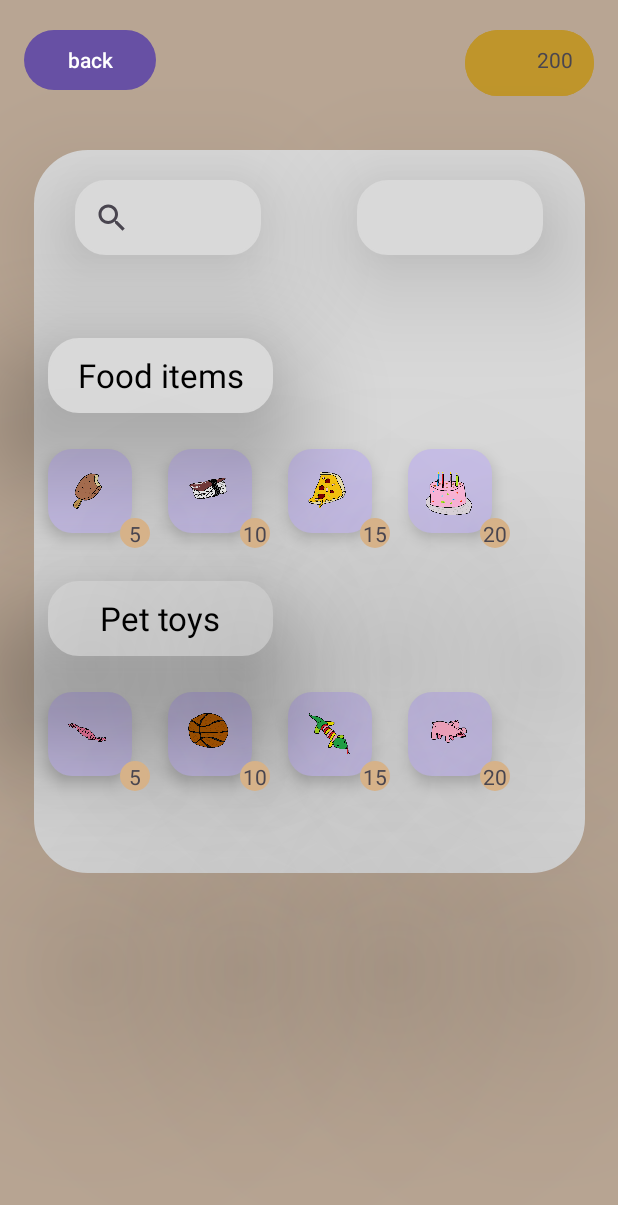
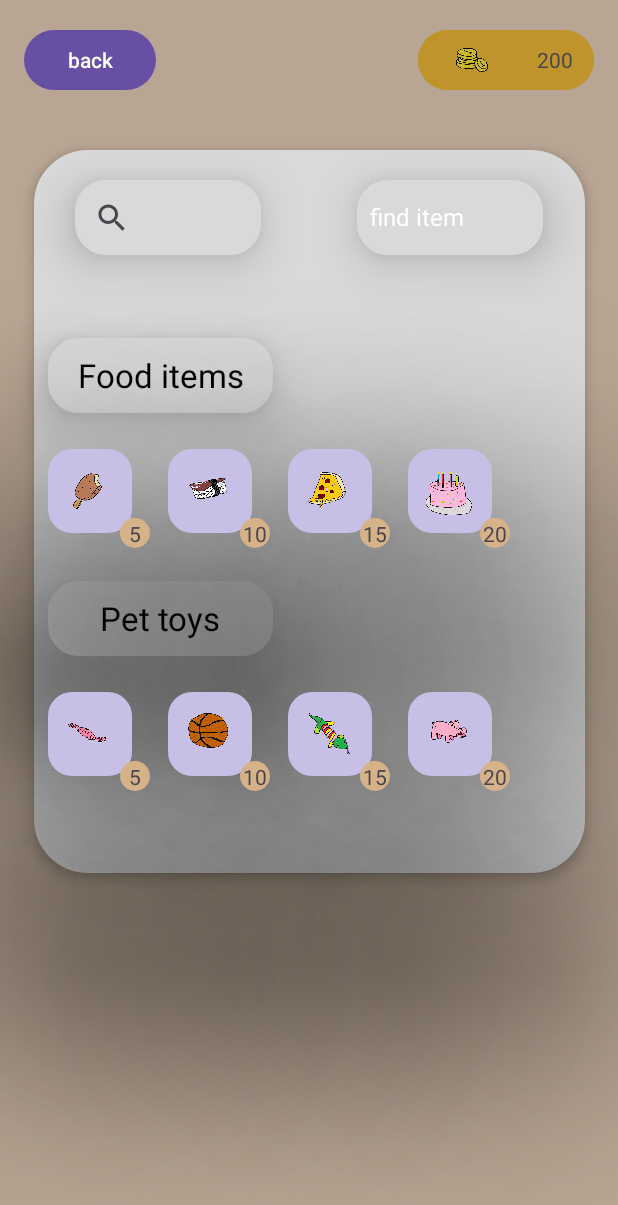
Before and after one commit to TvoiaJopa/MyPetGroup10, an Android app: the ShopScreen screen opened directly, with no data from a screen before it, on a phone screen of 412 x 824 dp. Shown: the top 1205 px of the screen. Run offline under Robolectric (Android 15) with nearby library versions, the phone set to English and light mode, and no system bars.

Commit message:
dropdown haku alustavasti valamis

```diff
--- a/app/src/main/java/com/example/mypetgroup10/Shoop.kt
+++ b/app/src/main/java/com/example/mypetgroup10/Shoop.kt
@@ -4,7 +4,15 @@ import android.content.Context
 import android.content.Intent
 import android.os.Bundle
 import android.util.Log
+import android.view.View
+import android.view.ViewGroup
+import android.widget.AdapterView
+import android.widget.AdapterView.OnItemSelectedListener
+import android.widget.ArrayAdapter
 import android.widget.Button
+import android.widget.ImageView
+import android.widget.RelativeLayout
+import android.widget.Spinner
 import android.widget.TextView
 import androidx.appcompat.app.AlertDialog
 import androidx.appcompat.app.AppCompatActivity
@@ -18,19 +26,32 @@ class ShopScreen : AppCompatActivity() {
         Log.d("MyApp", "ShopScreen start")
 
         //gets data for use and updates a few text views to show them
-        dataSetup()
         val sharedPreferences = getSharedPreferences("your_game_prefs", Context.MODE_PRIVATE)
+        var money = sharedPreferences.getInt("money", 0)
 
+        //updates money textview
+        val textView8: TextView = findViewById(R.id.textView8)
+        textView8.text = "$money"
+
+        //spinner/item dropdown data and adapter for use
+        val items = resources.getStringArray(R.array.Items)
+        val adapter = ArrayAdapter(applicationContext, android.R.layout.simple_spinner_dropdown_item,items)
+
+        //navbutton
         val navigateToPlayRoomButton: Button = findViewById(R.id.back_b_shoop)
         navigateToPlayRoomButton.setOnClickListener {
             SetNewScreen(Screens.Home)
         }
+
         //dev use money reset button
         val moneyButton: Button = findViewById((R.id.button2))
         moneyButton.setOnClickListener{
             val editor = sharedPreferences.edit()
             editor.putInt("money", 100)
             editor.apply()
+
+            //updates money textview
+            textView8.text = "$money"
         }
 
         //item buy buttons
@@ -67,24 +88,95 @@ class ShopScreen : AppCompatActivity() {
             popupFunc(20,8)
         }
 
+        //spinner/item highlight dropdown
+        val spinner2: Spinner = findViewById(R.id.spinner2)
+        spinner2.adapter = adapter
+
+        spinner2.setOnItemSelectedListener(object : OnItemSelectedListener {
+
+            override fun onItemSelected(
+                parentView: AdapterView<*>?,
+                selectedItemView: View?,
+                position: Int,
+                id: Long
+            ) {
+                var selectedItem = spinner2.getItemAtPosition(position).toString()
+                highLightFunc(selectedItem)
+            }
+
+            override fun onNothingSelected(parentView: AdapterView<*>?) {
+                highLightFunc("find item")
+            }
+        })
     }
-    private fun dataSetup() {
-        val sharedPreferences = getSharedPreferences("your_game_prefs", Context.MODE_PRIVATE)
 
-        // Retrieve data with default values
-        var money = sharedPreferences.getInt("money", 0)
-        var toy1 = sharedPreferences.getInt("toy1", 0)
-        var toy2 = sharedPreferences.getInt("toy2", 0)
-        var toy3 = sharedPreferences.getInt("toy3", 0)
-        var toy4 = sharedPreferences.getInt("toy4", 0)
-        var food1 = sharedPreferences.getInt("food1", 0)
-        var food2 = sharedPreferences.getInt("food2", 0)
-        var food3 = sharedPreferences.getInt("food3", 0)
-        var food4 = sharedPreferences.getInt("food4", 0)
+    private fun highLightFunc(item: String) {
+        var highlight5: ImageView = findViewById(R.id.imageViewHighLighter5)
+        var highlight6: ImageView = findViewById(R.id.imageViewHighLighter6)
+        var highlight7: ImageView = findViewById(R.id.imageViewHighLighter7)
+        var highlight8: ImageView = findViewById(R.id.imageViewHighLighter8)
+        var highlight: ImageView = findViewById(R.id.imageViewHighLighter)
+        var highlight2: ImageView = findViewById(R.id.imageViewHighLighter2)
+        var highlight3: ImageView = findViewById(R.id.imageViewHighLighter3)
+        var highlight4: ImageView = findViewById(R.id.imageViewHighLighter4)
 
-        //set textViews
-        val textView8 : TextView = findViewById(R.id.textView8)
-        textView8.text = "$money"
+
+        if(item == "find item") {
+            highlightHider()
+
+        }
+        if(item == "ice cream") {
+            highlightHider()
+            highlight5.elevation = 20F
+        }
+        if(item == "sushi") {
+            highlightHider()
+            highlight6.elevation = 20F
+        }
+        if(item == "pizza") {
+            highlightHider()
+            highlight7.elevation = 20F
+        }
+        if(item == "cake") {
+            highlightHider()
+            highlight8.elevation = 20F
+        }
+        if(item == "pull toy") {
+            highlightHider()
+            highlight.elevation = 20F
+        }
+        if(item == "ball") {
+            highlightHider()
+            highlight2.elevation = 20F
+        }
+        if(item == "toy lizard") {
+            highlightHider()
+            highlight3.elevation = 20F
+        }
+        if(item == "toy pig") {
+            highlightHider()
+            highlight4.elevation = 20F
+        }
+    }
+
+    private fun highlightHider(){
+        var highlight5: ImageView = findViewById(R.id.imageViewHighLighter5)
+        var highlight6: ImageView = findViewById(R.id.imageViewHighLighter6)
+        var highlight7: ImageView = findViewById(R.id.imageViewHighLighter7)
+        var highlight8: ImageView = findViewById(R.id.imageViewHighLighter8)
+        var highlight: ImageView = findViewById(R.id.imageViewHighLighter)
+        var highlight2: ImageView = findViewById(R.id.imageViewHighLighter2)
+        var highlight3: ImageView = findViewById(R.id.imageViewHighLighter3)
+        var highlight4: ImageView = findViewById(R.id.imageViewHighLighter4)
+
+        highlight.elevation = 0F
+        highlight2.elevation = 0F
+        highlight3.elevation = 0F
+        highlight4.elevation = 0F
+        highlight5.elevation = 0F
+        highlight6.elevation = 0F
+        highlight7.elevation = 0F
+        highlight8.elevation = 0F
     }
 
     //shows a popup to ask weather or not to buy this item
@@ -128,10 +220,6 @@ class ShopScreen : AppCompatActivity() {
                 editor.putInt("money", money)
                 editor.putInt("food1", amount)
                 editor.apply()
-
-                //updates money textview
-                val textView8: TextView = findViewById(R.id.textView8)
-                textView8.text = "$money"
             }
             if (id == 2) {
                 var amount = sharedPreferences.getInt("food2", 0)
@@ -146,9 +234,6 @@ class ShopScreen : AppCompatActivity() {
                 editor.putInt("food2", amount)
                 editor.apply()
 
-                //updates money textview
-                val textView8: TextView = findViewById(R.id.textView8)
-                textView8.text = "$money"
             }
             if (id == 3) {
                 var amount = sharedPreferences.getInt("food3", 0)
@@ -163,9 +248,6 @@ class ShopScreen : AppCompatActivity() {
                 editor.putInt("food3", amount)
                 editor.apply()
 
-                //updates money textview
-                val textView8: TextView = findViewById(R.id.textView8)
-                textView8.text = "$money"
             }
             if (id == 4) {
                 var amount = sharedPreferences.getInt("food4", 0)
@@ -179,9 +261,6 @@ class ShopScreen : AppCompatActivity() {
                 editor.putInt("food4", amount)
                 editor.apply()
 
-                //updates money textview
-                val textView8: TextView = findViewById(R.id.textView8)
-                textView8.text = "$money"
             }
             if (id == 5) {
                 var amount = sharedPreferences.getInt("toy1", 0)
@@ -195,10 +274,6 @@ class ShopScreen : AppCompatActivity() {
                     editor.putInt("money", money)
                     editor.putInt("toy1", amount)
                     editor.apply()
-
-                    //updates money textview
-                    val textView8: TextView = findViewById(R.id.textView8)
-                    textView8.text = "$money"
                 }
             }
             if (id == 6) {
@@ -213,10 +288,6 @@ class ShopScreen : AppCompatActivity() {
                     editor.putInt("money", money)
                     editor.putInt("toy2", amount)
                     editor.apply()
-
-                    //updates money textview
-                    val textView8: TextView = findViewById(R.id.textView8)
-                    textView8.text = "$money"
                 }
             }
             if (id == 7) {
@@ -231,10 +302,6 @@ class ShopScreen : AppCompatActivity() {
                     editor.putInt("money", money)
                     editor.putInt("toy3", amount)
                     editor.apply()
-
-                    //updates money textview
-                    val textView8: TextView = findViewById(R.id.textView8)
-                    textView8.text = "$money"
                 }
             }
             if (id == 8) {
@@ -249,14 +316,12 @@ class ShopScreen : AppCompatActivity() {
                     editor.putInt("money", money)
                     editor.putInt("toy4", amount)
                     editor.apply()
-
-                    //updates money textview
-                    val textView8: TextView = findViewById(R.id.textView8)
-                    textView8.text = "$money"
                 }
             }
+            //updates money textview
+            val textView8: TextView = findViewById(R.id.textView8)
+            textView8.text = "$money"
         }
-
     }
 
     private fun SetNewScreen(screen: Screens) {
--- /dev/null
+++ b/app/src/main/res/drawable/shop_highlight_rounded_corner.xml
@@ -0,0 +1,16 @@
+<?xml version="1.0" encoding="utf-8"?>
+<shape xmlns:android="http://schemas.android.com/apk/res/android" >
+    <stroke
+        android:width="1dp"
+        android:color="#D9D9D9" />
+
+    <solid android:color="#CD101A" />
+
+    <padding
+        android:left="10dp"
+        android:right="10dp"
+        android:bottom="10dp"
+        android:top="10dp" />
+
+    <corners android:radius="20dp" />
+</shape>
--- a/app/src/main/res/layout/activity_shop_screen.xml
+++ b/app/src/main/res/layout/activity_shop_screen.xml
@@ -19,8 +19,8 @@
 
     <Button
         android:id="@+id/button2"
-        android:layout_width="86dp"
-        android:layout_height="52dp"
+        android:layout_width="117dp"
+        android:layout_height="48dp"
         android:layout_marginTop="16dp"
         android:layout_marginEnd="16dp"
         android:backgroundTint="#BF952B"
@@ -34,7 +34,7 @@
         android:layout_height="50dp"
         android:layout_marginTop="120dp"
         android:layout_marginEnd="50dp"
-        android:elevation="50dp"
+        android:elevation="20dp"
         android:background="@drawable/shop_rounded_corner"
         app:layout_constraintEnd_toEndOf="parent"
         app:layout_constraintTop_toTopOf="parent" />
@@ -45,7 +45,7 @@
         android:layout_height="50dp"
         android:layout_marginStart="50dp"
         android:layout_marginTop="120dp"
-        android:elevation="50dp"
+        android:elevation="20dp"
         android:background="@drawable/shop_rounded_corner"
         android:orientation="horizontal"
         app:layout_constraintStart_toStartOf="parent"
@@ -57,6 +57,7 @@
         android:layout_height="wrap_content"
         android:layout_marginStart="24dp"
         android:clickable="true"
+        app:elevation="100dp"
         app:tint="@null"
         app:maxImageSize="40dp"
         app:backgroundTint="#C8BFE7"
@@ -70,6 +71,7 @@
         android:layout_height="wrap_content"
         android:layout_marginStart="24dp"
         android:clickable="true"
+        app:elevation="100dp"
         app:tint="@null"
         app:maxImageSize="40dp"
         app:backgroundTint="#C8BFE7"
@@ -84,6 +86,7 @@
         android:layout_marginStart="32dp"
         android:layout_marginTop="24dp"
         android:clickable="true"
+        app:elevation="100dp"
         app:tint="@null"
         app:maxImageSize="40dp"
         app:backgroundTint="#C8BFE7"
@@ -97,6 +100,7 @@
         android:layout_height="wrap_content"
         android:layout_marginStart="24dp"
         android:clickable="true"
+        app:elevation="100dp"
         app:tint="@null"
         app:maxImageSize="40dp"
         app:backgroundTint="#C8BFE7"
@@ -110,6 +114,7 @@
         android:layout_height="wrap_content"
         android:layout_marginStart="24dp"
         android:clickable="true"
+        app:elevation="100dp"
         app:tint="@null"
         app:maxImageSize="40dp"
         app:backgroundTint="#C8BFE7"
@@ -123,6 +128,7 @@
         android:layout_height="wrap_content"
         android:layout_marginStart="24dp"
         android:clickable="true"
+        app:elevation="100dp"
         app:tint="@null"
         app:maxImageSize="40dp"
         app:backgroundTint="#C8BFE7"
@@ -137,6 +143,7 @@
         android:layout_marginStart="32dp"
         android:layout_marginTop="24dp"
         android:clickable="true"
+        app:elevation="100dp"
         app:tint="@null"
         app:maxImageSize="40dp"
         app:backgroundTint="#C8BFE7"
@@ -150,6 +157,7 @@
         android:layout_height="wrap_content"
         android:layout_marginStart="24dp"
         android:clickable="true"
+        app:elevation="100dp"
         app:tint="@null"
         app:maxImageSize="40dp"
         app:backgroundTint="#C8BFE7"
@@ -163,7 +171,7 @@
         android:layout_height="50dp"
         android:layout_marginStart="32dp"
         android:layout_marginTop="225dp"
-        android:elevation="50dp"
+        android:elevation="20dp"
         android:gravity="center"
         android:background="@drawable/shop_rounded_corner"
         android:text="@string/shopSelection1"
@@ -296,6 +304,7 @@
         android:layout_width="367dp"
         android:layout_height="482dp"
         android:layout_marginTop="100dp"
+        android:elevation="5dp"
         android:background="@drawable/shop_buyarea_rounded_corner"
         app:layout_constraintEnd_toEndOf="parent"
         app:layout_constraintStart_toStartOf="parent"
@@ -309,8 +318,114 @@
         android:layout_marginTop="30dp"
         android:layout_marginEnd="30dp"
         android:elevation="100dp"
-        android:text="TextView"
+        android:text="Error"
         app:layout_constraintEnd_toEndOf="parent"
         app:layout_constraintTop_toTopOf="parent" />
 
+    <ImageView
+        android:id="@+id/imageView4"
+        android:layout_width="40dp"
+        android:layout_height="40dp"
+        android:layout_marginStart="16dp"
+        app:layout_constraintBottom_toBottomOf="@+id/button2"
+        app:layout_constraintStart_toStartOf="@+id/button2"
+        app:layout_constraintTop_toTopOf="@+id/button2"
+        app:srcCompat="@drawable/moonies" />
+
+    <ImageView
+        android:id="@+id/imageViewHighLighter5"
+        android:layout_width="65dp"
+        android:layout_height="64dp"
+        android:layout_marginStart="27dp"
+        android:layout_marginTop="295dp"
+        android:background="@drawable/shop_highlight_rounded_corner"
+        android:elevation="0dp"
+        app:layout_constraintStart_toStartOf="parent"
+        app:layout_constraintTop_toTopOf="parent"
+        app:srcCompat="@drawable/justred" />
+
+    <ImageView
+        android:id="@+id/imageViewHighLighter6"
+        android:layout_width="65dp"
+        android:layout_height="64dp"
+        android:layout_marginStart="187dp"
+        android:layout_marginTop="295dp"
+        android:background="@drawable/shop_highlight_rounded_corner"
+        android:elevation="0dp"
+        app:layout_constraintStart_toStartOf="parent"
+        app:layout_constraintTop_toTopOf="parent"
+        app:srcCompat="@drawable/justred" />
+
+    <ImageView
+        android:id="@+id/imageViewHighLighter7"
+        android:layout_width="65dp"
+        android:layout_height="64dp"
+        android:layout_marginStart="187dp"
+        android:layout_marginTop="295dp"
+        android:background="@drawable/shop_highlight_rounded_corner"
+        android:elevation="0dp"
+        app:layout_constraintStart_toStartOf="parent"
+        app:layout_constraintTop_toTopOf="parent"
+        app:srcCompat="@drawable/justred" />
+
+    <ImageView
+        android:id="@+id/imageViewHighLighter8"
+        android:layout_width="65dp"
+        android:layout_height="64dp"
+        android:layout_marginStart="267dp"
+        android:layout_marginTop="295dp"
+        android:background="@drawable/shop_highlight_rounded_corner"
+        android:elevation="0dp"
+        app:layout_constraintStart_toStartOf="parent"
+        app:layout_constraintTop_toTopOf="parent"
+        app:srcCompat="@drawable/justred" />
+
+    <ImageView
+        android:id="@+id/imageViewHighLighter"
+        android:layout_width="65dp"
+        android:layout_height="64dp"
+        android:layout_marginStart="27dp"
+        android:layout_marginTop="457dp"
+        android:background="@drawable/shop_highlight_rounded_corner"
+        android:elevation="0dp"
+        app:layout_constraintStart_toStartOf="parent"
+        app:layout_constraintTop_toTopOf="parent"
+        app:srcCompat="@drawable/justred" />
+
+    <ImageView
+        android:id="@+id/imageViewHighLighter2"
+        android:layout_width="65dp"
+        android:layout_height="64dp"
+        android:layout_marginStart="107dp"
+        android:layout_marginTop="456dp"
+        android:background="@drawable/shop_highlight_rounded_corner"
+        android:elevation="0dp"
+        app:layout_constraintStart_toStartOf="parent"
+        app:layout_constraintTop_toTopOf="parent"
+        app:srcCompat="@drawable/justred" />
+
+    <ImageView
+        android:id="@+id/imageViewHighLighter3"
+        android:layout_width="65dp"
+        android:layout_height="64dp"
+        android:layout_marginStart="187dp"
+        android:layout_marginTop="456dp"
+        android:background="@drawable/shop_highlight_rounded_corner"
+        android:elevation="0dp"
+        app:layout_constraintStart_toStartOf="parent"
+        app:layout_constraintTop_toTopOf="parent"
+        app:srcCompat="@drawable/justred" />
+
+    <ImageView
+        android:id="@+id/imageViewHighLighter4"
+        android:layout_width="65dp"
+        android:layout_height="64dp"
+        android:layout_marginStart="267dp"
+        android:layout_marginTop="456dp"
+        android:background="@drawable/shop_highlight_rounded_corner"
+        android:elevation="0dp"
+        app:layout_constraintStart_toStartOf="parent"
+        app:layout_constraintTop_toTopOf="parent"
+        app:srcCompat="@drawable/justred" />
+
 </androidx.constraintlayout.widget.ConstraintLayout>
--- a/app/src/main/res/values/strings.xml
+++ b/app/src/main/res/values/strings.xml
@@ -9,8 +9,19 @@
     <!-- Strings for shop selection -->
     <string name="shopSelection1">Food items</string>
     <string name="shopSelection2">Pet toys</string>
+    <!-- String-array for spinner/item highlight -->
+    <string-array name="Items">
+        <item>find item</item>
+        <item>ice cream</item>
+        <item>sushi</item>
+        <item>pizza</item>
+        <item>cake</item>
+        <item>pull toy</item>
+        <item>ball</item>
+        <item>toy lizard</item>
+        <item>toy pig</item>
+    </string-array>
     <!-- Default strings for shop prices -->
-
     <string name="priceItem1">5</string>
     <string name="priceItem2">10</string>
     <string name="priceItem3">15</string>
@@ -19,7 +30,8 @@
     <string name="priceItem6">10</string>
     <string name="priceItem7">15</string>
     <string name="priceItem8">20</string>
-    <string name="google_map_api_key">AIzaSyCt6N1006ztnPpi8nMxC8IpeG77A0AGMC0</string>
+    <!--api key-->
+    <string name="google_map_api_key"></string>
 
     <string name="lorem_ipsum">
         Lorem ipsum dolor sit amet, consectetur adipiscing elit. Nam in scelerisque sem. Mauris
```
Also changed, not shown: app/src/main/res/drawable/justred.png (added), app/src/main/res/drawable/moonies.png (added).
